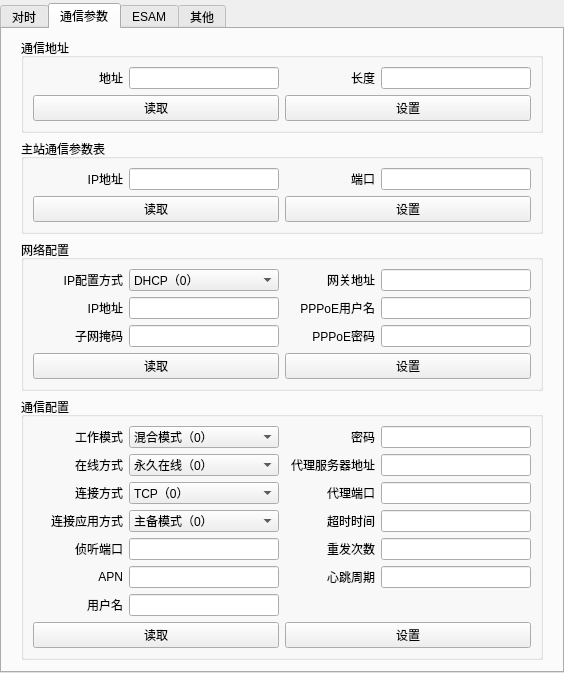
Old version of the form UI/param_window.ui in the repository KayFelicities/698trans.
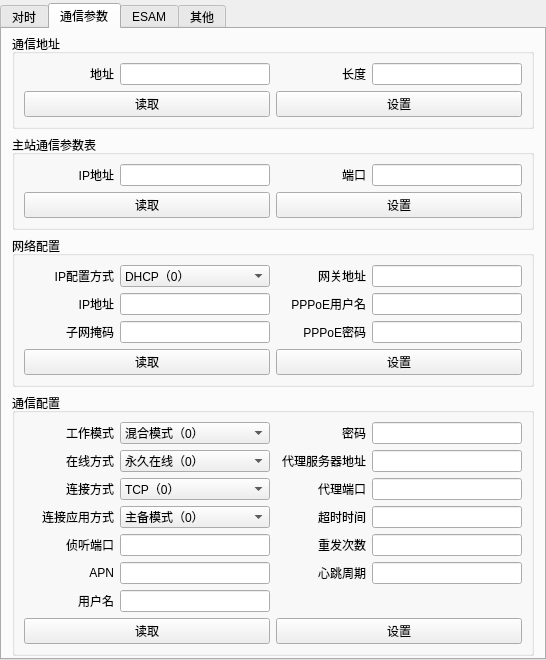
New version of the form. The open tabs and pages were chosen to show the change. Icons and pictures are not drawn.

Patch:
```diff
--- a/UI/param_window.ui
+++ b/UI/param_window.ui
@@ -6,8 +6,8 @@
    <rect>
     <x>0</x>
     <y>0</y>
-    <width>564</width>
-    <height>651</height>
+    <width>546</width>
+    <height>638</height>
    </rect>
   </property>
   <property name="windowTitle">
@@ -251,6 +251,21 @@
         <string>通信参数</string>
        </attribute>
        <layout class="QGridLayout" name="gridLayout_7">
+        <property name="sizeConstraint">
+         <enum>QLayout::SetDefaultConstraint</enum>
+        </property>
+        <property name="leftMargin">
+         <number>0</number>
+        </property>
+        <property name="topMargin">
+         <number>5</number>
+        </property>
+        <property name="rightMargin">
+         <number>0</number>
+        </property>
+        <property name="bottomMargin">
+         <number>0</number>
+        </property>
         <item row="0" column="1">
          <widget class="QGroupBox" name="groupBox_7">
           <property name="title">
```
Left out of the diff: 9 changed lines with no effect on the pictures.
